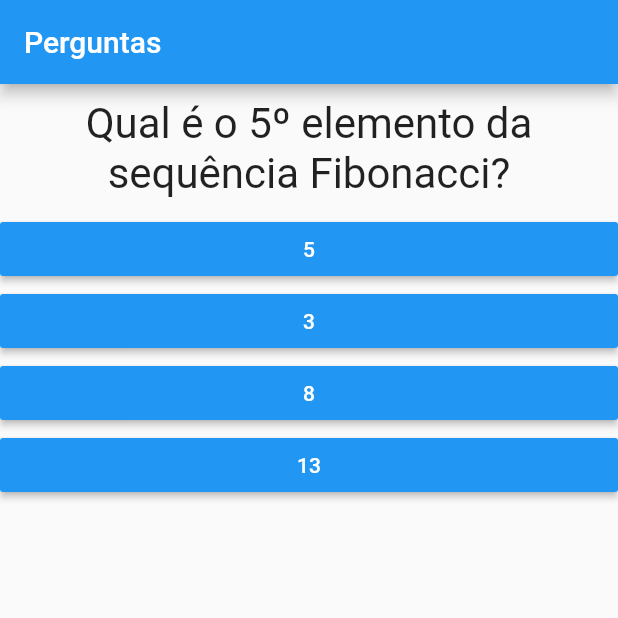
After one commit to felixvicent/quiz_app, a Flutter app: the screen it shows after launch, on a phone screen of 412 x 824 dp, the top half of it. The commit adds this screen. Run offline on Flutter 3.47's test engine with Material 2 defaults, Android fonts, the phone set to English and light mode, and no system bars.

Commit message:
Create quiz widget

```diff
--- a/lib/main.dart
+++ b/lib/main.dart
@@ -4,6 +4,7 @@ import 'package:flutter/material.dart';
 
 import 'package:quiz_app/answer.dart';
 import 'package:quiz_app/question.dart';
+import 'package:quiz_app/quiz.dart';
 import 'package:quiz_app/result.dart';
 
 void main() {
@@ -11,7 +12,7 @@ void main() {
 }
 
 class _QuestionAppState extends State<QuestionApp> {
-  var _selectedAnswer = 0;
+  var _selectedQuestion = 0;
 
   final _questions = const [
     {
@@ -31,32 +32,27 @@ class _QuestionAppState extends State<QuestionApp> {
   void _toRespond() {
     if (hasSelectedQuestion) {
       setState(() {
-        _selectedAnswer++;
+        _selectedQuestion++;
       });
     }
   }
 
   bool get hasSelectedQuestion {
-    return _selectedAnswer < _questions.length;
+    return _selectedQuestion < _questions.length;
   }
 
   @override
   Widget build(BuildContext context) {
-    List<String>? answers = hasSelectedQuestion
-        ? _questions[_selectedAnswer]['answer'] as List<String>
-        : null;
-
     return MaterialApp(
       home: Scaffold(
         appBar: AppBar(
           title: Text('Perguntas'),
         ),
         body: hasSelectedQuestion
-            ? Column(
-                children: [
-                  Question(_questions[_selectedAnswer]['question'] as String),
-                  ...answers!.map((text) => Answer(text, _toRespond)).toList(),
-                ],
+            ? Quiz(
+                questions: _questions,
+                selectedQuestion: _selectedQuestion,
+                toRespond: _toRespond,
               )
             : Result(),
       ),
--- /dev/null
+++ b/lib/quiz.dart
@@ -0,0 +1,35 @@
+// ignore_for_file: use_key_in_widget_constructors, prefer_const_constructors_in_immutables
+
+import 'package:flutter/material.dart';
+import 'package:quiz_app/answer.dart';
+import 'package:quiz_app/question.dart';
+
+class Quiz extends StatelessWidget {
+  final List<Map<String, Object>> questions;
+  final int selectedQuestion;
+  final void Function() toRespond;
+
+  Quiz({
+    required this.questions,
+    required this.selectedQuestion,
+    required this.toRespond,
+  });
+
+  bool get hasSelectedQuestion {
+    return selectedQuestion < questions.length;
+  }
+
+  @override
+  Widget build(BuildContext context) {
+    List<String>? answers = hasSelectedQuestion
+        ? questions[selectedQuestion]['answer'] as List<String>
+        : null;
+
+    return Column(
+      children: [
+        Question(questions[selectedQuestion]['question'] as String),
+        ...answers!.map((text) => Answer(text, toRespond)).toList(),
+      ],
+    );
+  }
+}
```
